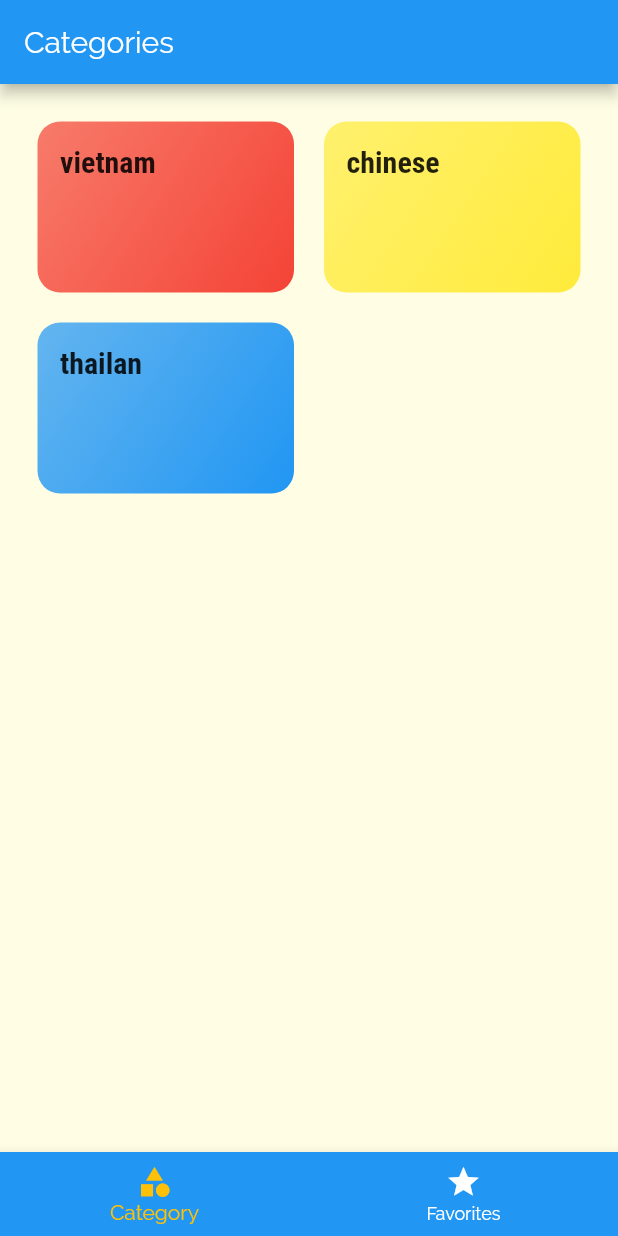
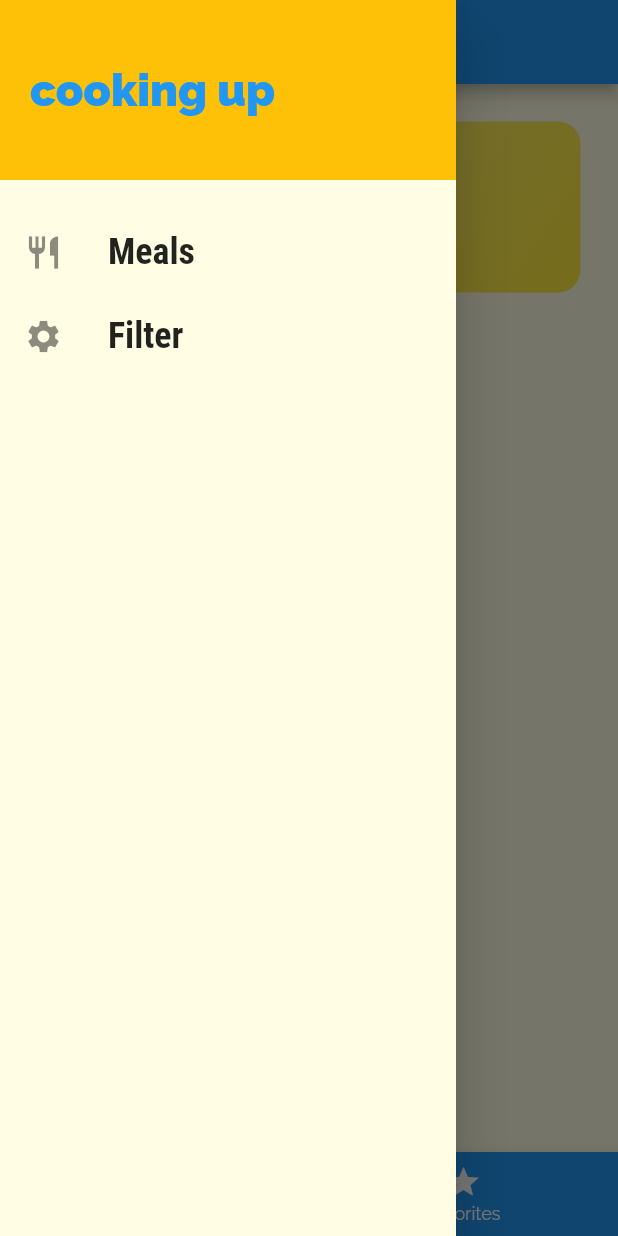
Before and after one commit to hungto228/flutter_app_bloc_demo, a Flutter app: the screen it shows after launch, with the side drawer open (before the commit the screen has no drawer), on a phone screen of 412 x 824 dp. Run offline on Flutter 3.47's test engine with Material 2 defaults, Android fonts, the phone set to English and light mode, and no system bars.

Commit message:
add drawer navigation

```diff
--- a/lib/main.dart
+++ b/lib/main.dart
@@ -15,7 +15,7 @@ class MyApp extends StatelessWidget {
       theme: ThemeData(
         primarySwatch: Colors.blue,
         accentColor: Colors.amber,
-        canvasColor: Color.fromRGBO(255, 254, 229, 1),
+        canvasColor: Color.fromRGBO(255, 254, 229, 1.0),
         fontFamily: "Raleway",
         textTheme: ThemeData.light().textTheme.copyWith(
               body1: TextStyle(
--- a/lib/screens/tabs_screen.dart
+++ b/lib/screens/tabs_screen.dart
@@ -1,6 +1,7 @@
 import 'package:flutter/material.dart';
 import 'package:flutter_app_bloc_demo/screens/category_Screens.dart';
 import 'package:flutter_app_bloc_demo/screens/favorite_screen.dart';
+import 'package:flutter_app_bloc_demo/widgets/main_drawer.dart';
 
 class TabsScreen extends StatefulWidget {
   @override
@@ -32,6 +33,7 @@ class _TabsScreenState extends State<TabsScreen> {
       appBar: AppBar(
         title: _pages[_selectted_papgeindex]["title"],
       ),
+      drawer: MainDrawer(),
       body: _pages[_selectted_papgeindex]['page'],
       bottomNavigationBar: BottomNavigationBar(
         onTap: _selectPage,
--- /dev/null
+++ b/lib/widgets/main_drawer.dart
@@ -0,0 +1,67 @@
+import 'package:flutter/material.dart';
+
+class MainDrawer extends StatelessWidget {
+  @override
+  Widget build(BuildContext context) {
+    return Drawer(
+      child: Column(
+        children: [
+          Container(
+            height: 120,
+            width: double.infinity,
+            padding: EdgeInsets.all(20),
+            alignment: Alignment.centerLeft,
+            color: Theme.of(context).accentColor,
+            child: Text(
+              "cooking up",
+              style: TextStyle(
+                fontWeight: FontWeight.w900,
+                fontSize: 30,
+                color: Theme.of(context).primaryColor,
+              ),
+            ),
+          ),
+          SizedBox(
+            height: 20,
+          ),
+          buildListTitle(
+            icon: Icons.restaurant,
+            title: "Meals",
+          ),
+          buildListTitle(
+            icon: Icons.settings,
+            title: "Filter",
+          ),
+        ],
+      ),
+    );
+  }
+}
+
+class buildListTitle extends StatelessWidget {
+  final String title;
+  final IconData icon;
+
+  buildListTitle({required this.title, required this.icon});
+
+  @override
+  Widget build(BuildContext context) {
+    return ListTile(
+      leading: Icon(
+        icon,
+        size: 26,
+      ),
+      title: Text(
+        title,
+        style: TextStyle(
+          fontFamily: "RobotoCondensed",
+          fontSize: 24.0,
+          fontWeight: FontWeight.bold,
+        ),
+      ),
+      onTap: () {
+        // some thing
+      },
+    );
+  }
+}
```
